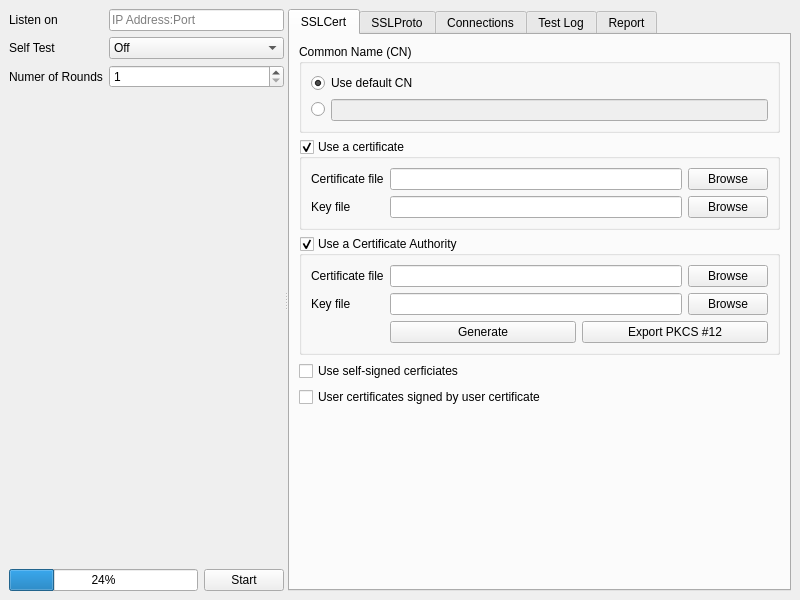
abbbe/sslcaudit, file ui/main.ui: the form before one commit.
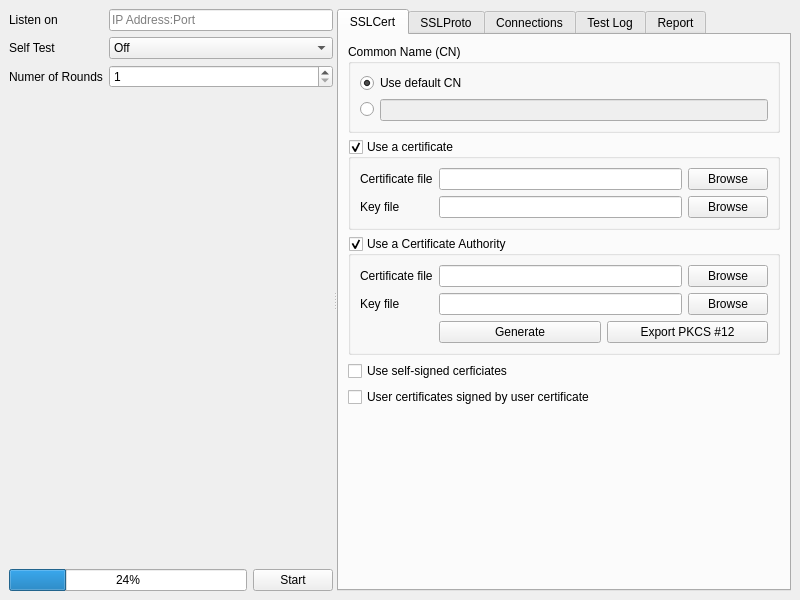
The form after the commit.

Commit message: Implemented GUI into the code.

Diff of the .ui file:
```diff
--- a/ui/main.ui
+++ b/ui/main.ui
@@ -105,6 +105,12 @@
          <layout class="QHBoxLayout" name="horizontalLayout">
           <item>
            <widget class="QProgressBar" name="progressBar">
+            <property name="minimumSize">
+             <size>
+              <width>185</width>
+              <height>0</height>
+             </size>
+            </property>
             <property name="value">
              <number>24</number>
             </property>
```
Left out of the diff: 24 changed lines with no effect on the pictures. The commit also changes 7 other files.
